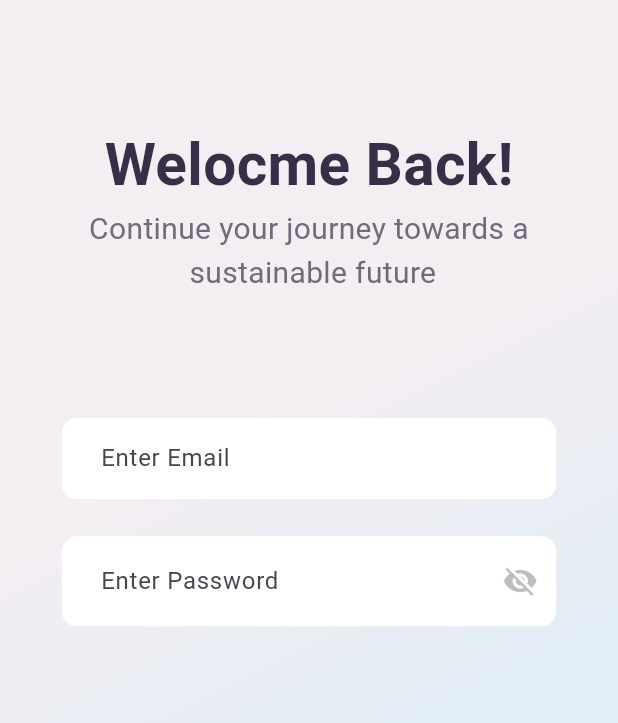
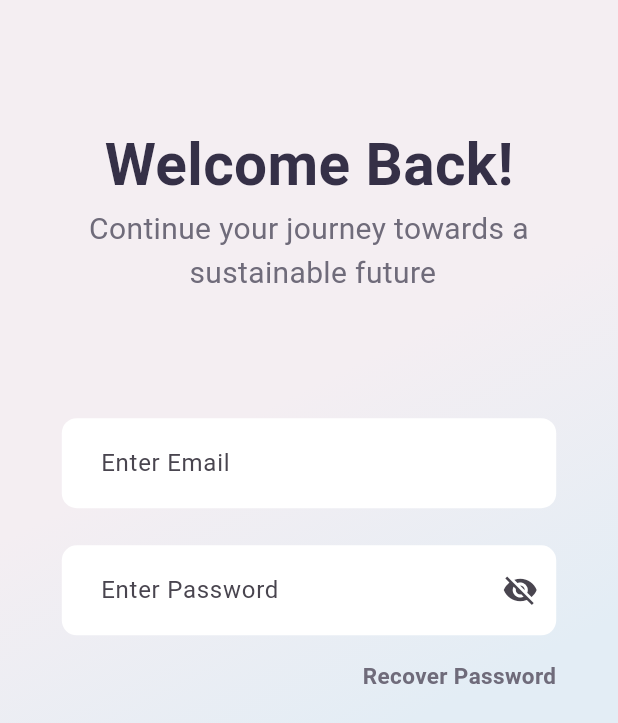
Before and after one commit to Adityasawant1/Avalon, a Flutter app: the screen it shows after launch, after a tap on "Sign In", on a phone screen of 412 x 824 dp. Shown: the top 723 px of the screen. Run offline on Flutter 3.47's test engine with Material 3 defaults, Android fonts, the phone set to English and light mode, and no system bars.

Commit message:
add recover password button

```diff
--- a/lib/pages/loginpage/signin_page.dart
+++ b/lib/pages/loginpage/signin_page.dart
@@ -1,5 +1,6 @@
 import 'package:avalon/theme/colors.dart';
 import 'package:flutter/material.dart';
+import 'package:flutter/widgets.dart';
 
 class SignInPage extends StatelessWidget {
   const SignInPage({super.key});
@@ -8,7 +9,7 @@ class SignInPage extends StatelessWidget {
   Widget build(BuildContext context) {
     Size size = MediaQuery.of(context).size;
     return Scaffold(
-       body:Container(
+      body: Container(
         decoration: BoxDecoration(
           gradient: LinearGradient(
             begin: Alignment.topCenter,
@@ -16,23 +17,27 @@ class SignInPage extends StatelessWidget {
               backgroundColor2,
               backgroundColor2,
               backgroundColor4,
-            ]
-          )
+            ],
+          ),
         ),
         child: ListView(
-            children:[
+          children: [
             SizedBox(height: size.height * 0.1,),
             Container(
               child: Column(
                 children: [
-                    Text('Welocme Back!',
+                  // Title
+                  Text(
+                    'Welcome Back!',
                     style: TextStyle(
                       fontWeight: FontWeight.w700,
                       fontSize: 39,
                       color: textColor1,
                     ),
                   ),
-                    Text('Continue your journey towards a\n sustainable future',
+                  // Subtitle
+                  Text(
+                    'Continue your journey towards a\n sustainable future',
                     textAlign: TextAlign.center,
                     style: TextStyle(
                       fontSize: 20,
@@ -42,50 +47,70 @@ class SignInPage extends StatelessWidget {
                   SizedBox(height: size.height * 0.1,),
                   Container(
                     width: size.width * 0.8,
-                      child:  Column(
+                    child: Column(
                       children: [
+                        // Enter Email Input Field
                         TextField(
                           decoration: InputDecoration(
                             contentPadding: const EdgeInsets.symmetric(
-                                vertical: 15,
-                                horizontal: 22),
+                              vertical: 18,
+                              horizontal: 22,
+                            ),
                             hintText: "Enter Email",
                             fillColor: Colors.white,
                             filled: true,
                             border: OutlineInputBorder(
                               borderRadius: BorderRadius.circular(10),
-                                borderSide:BorderSide.none,
-                              )
+                              borderSide: BorderSide.none,
                             ),
                           ),
-                          SizedBox(height: size.height * 0.03 ,),
-                          //Password Input Text field
+                        ),
+                        SizedBox(height: size.height * 0.03,),
+                        // Password Input Text Field
                         TextField(
                           decoration: InputDecoration(
                             contentPadding: const EdgeInsets.symmetric(
                               vertical: 18,
-                                horizontal: 22),
+                              horizontal: 22,
+                            ),
                             hintText: "Enter Password",
-                              suffixIcon: const Icon(Icons.visibility_off),
-                              suffixIconColor: Colors.black26,
+                            suffixIcon: IconButton(
+                              onPressed: () {},
+                              icon: Icon(Icons.visibility_off),
+                            ),
                             fillColor: Colors.white,
                             filled: true,
                             border: OutlineInputBorder(
                               borderRadius: BorderRadius.circular(10),
-                                borderSide:BorderSide.none,
-                              )
+                              borderSide: BorderSide.none,
+                            ),
+                          ),
+                        ),
+                        SizedBox(height: size.height * 0.02,),
+                        // Recover Password Button
+                        Align(
+                          alignment: Alignment.centerRight,
+                          child: GestureDetector(
+                            onTap: () {},
+                            child: Text(
+                              "Recover Password",
+                              style: TextStyle(
+                                fontSize: 15,
+                                fontWeight: FontWeight.bold,
+                                color: textColor2,
+                              ),
+                            ),
                           ),
                         ),
                       ],
                     ),
-                    )
-                  ]
                   ),
-              )
-             ]
-
-          )
-        )
+                ],
+              ),
+            ),
+          ],
+        ),
+      ),
     );
   }
 }
```
Lines whose indentation alone changed are shown as unchanged.
